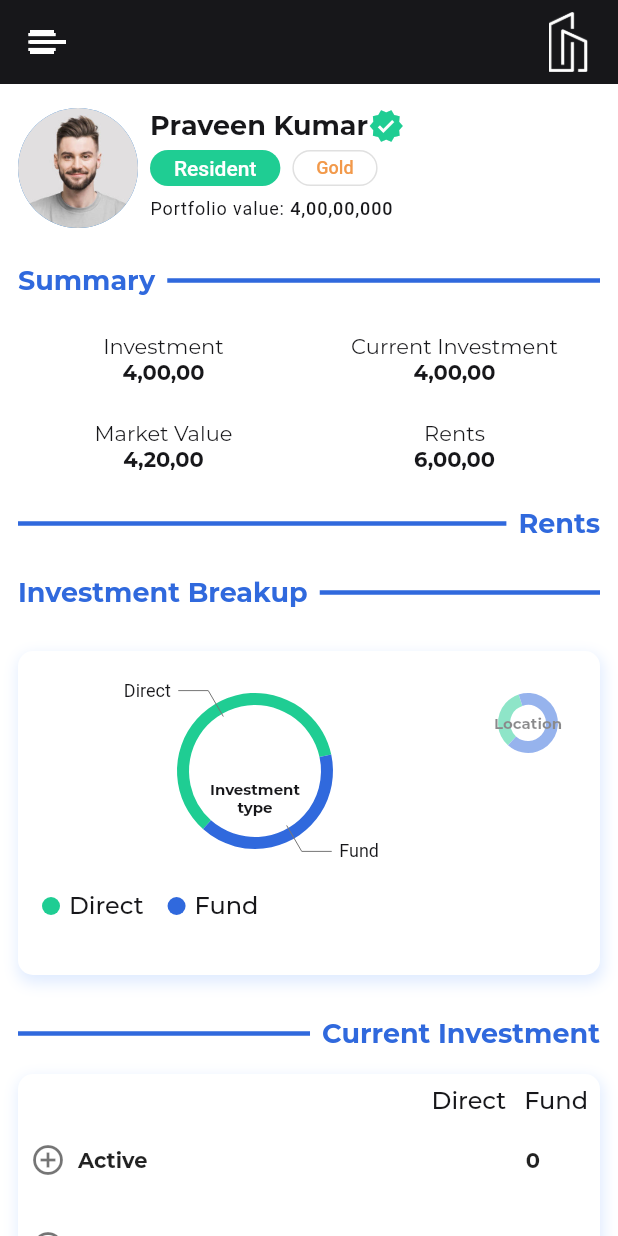
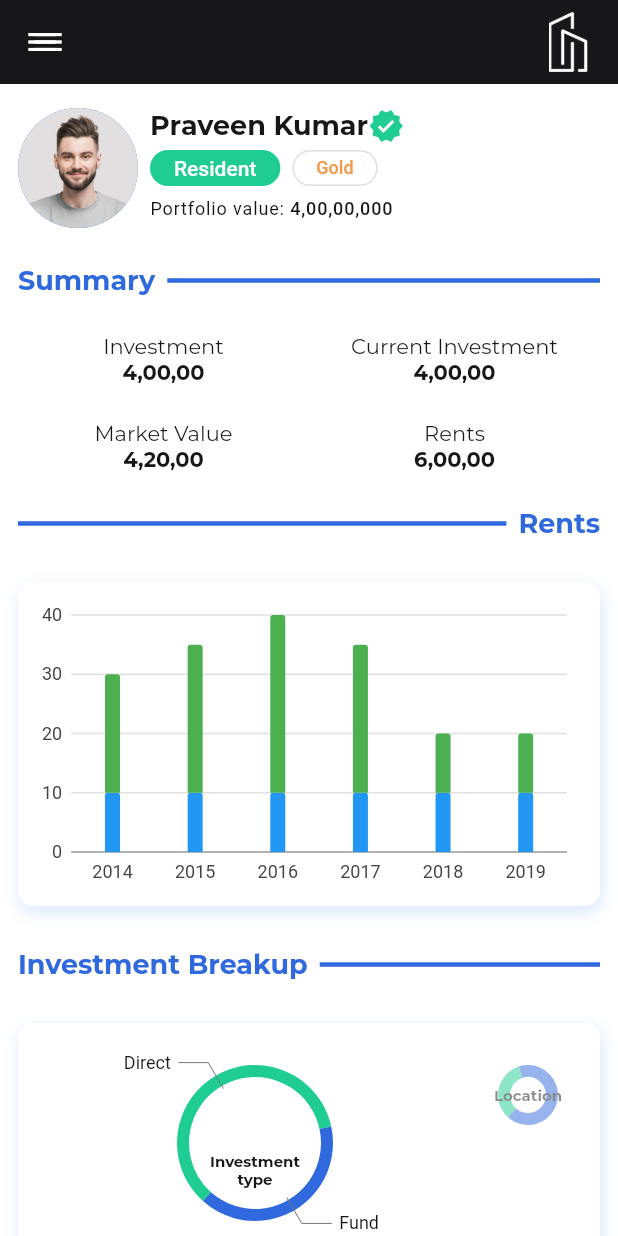
Before and after one commit to da-nish/propery-share-app, a Flutter app: the screen it shows after launch, on a phone screen of 412 x 824 dp. Run offline on Flutter 3.47's test engine with Material 2 defaults, Android fonts, the phone set to English and light mode, and no system bars; our stand-ins replace charts_flutter, flutter_svg, get.

Commit message:
Implement: overview screen

```diff
--- a/lib/app/core/components/app_topbar/app_appbar_home.dart
+++ b/lib/app/core/components/app_topbar/app_appbar_home.dart
@@ -1,7 +1,6 @@
 import 'package:flutter_app/app/core/theme/theme.dart';
 import 'package:flutter_app/app/core/values/app_assets.dart';
 import 'package:flutter/material.dart';
-import 'package:flutter_svg/svg.dart';
 
 class AppTopBarHome extends StatelessWidget implements PreferredSizeWidget {
   // final List<Widget> actions;
@@ -24,12 +23,8 @@ class AppTopBarHome extends StatelessWidget implements PreferredSizeWidget {
             mainAxisAlignment: MainAxisAlignment.spaceBetween,
             children: [
               InkWell(
-                onTap: () => Scaffold.of(context).openDrawer(),
-                child: SvgPicture.asset(
-                  AppAssets.appDrawerIcon,
-                  color: AppColors.white,
-                ),
-              ),
+                  onTap: () => Scaffold.of(context).openDrawer(),
+                  child: const Icon(Icons.menu)),
               Text(title),
               InkWell(
                 onTap: () {
--- a/lib/app/core/components/chart/aqua_arc_chart.dart
+++ b/lib/app/core/components/chart/aqua_arc_chart.dart
@@ -2,7 +2,6 @@ import 'package:charts_flutter/flutter.dart' as charts;
 import 'package:flutter/material.dart';
 import 'package:flutter_app/app/core/dto/chart_model.dart';
 import 'package:flutter_app/app/core/theme/theme.dart';
-import 'package:flutter_app/app/modules/home/presentation/widget/app_switcher.dart';
 
 typedef ChartModel = CommonChartModel;
 
@@ -19,7 +18,8 @@ class AquaArcChart extends StatelessWidget {
   ];
 
   AquaArcChart(this.data,
-      {this.arcWidth = Dimens.grid16,
+      {super.key,
+      this.arcWidth = Dimens.grid16,
       this.displayLabels = true,
       this.title = "",
       this.labelColor = AppColors.dark});
--- a/lib/app/core/components/chart/aqua_stacked_bar_chart.dart
+++ b/lib/app/core/components/chart/aqua_stacked_bar_chart.dart
@@ -1,97 +1,105 @@
-// import 'package:flutter/material.dart';
-// import 'package:charts_flutter/flutter.dart' as charts;
+import 'package:flutter/material.dart';
+import 'package:charts_flutter/flutter.dart' as charts;
 
-// class StackedFillColorBarChart extends StatelessWidget {
-//   final List<charts.Series<PlayerParamsData, String>> seriesList;
-//   final bool animate;
+class StackedFillColorBarChart extends StatelessWidget {
+  final List<charts.Series<PlayerParamsData, String>> seriesList;
+  final bool animate;
 
-//   StackedFillColorBarChart(this.seriesList, {this.animate = true});
+  const StackedFillColorBarChart(this.seriesList,
+      {super.key, this.animate = true});
 
-//   factory StackedFillColorBarChart.withSampleData() {
-//     return StackedFillColorBarChart(
-//       createSampleData(),
-//       // Disable animations for image tests.
-//       animate: false,
-//     );
-//   }
+  factory StackedFillColorBarChart.withSampleData() {
+    return StackedFillColorBarChart(
+      createSampleData(),
+      // Disable animations for image tests.
+      animate: false,
+    );
+  }
 
-//   @override
-//   Widget build(BuildContext context) {
-//     return charts.BarChart(
-//       createSampleData(),
-//       animate: animate,
-//       // Configure a stroke width to enable borders on the bars.
-//       defaultRenderer: charts.BarRendererConfig(
-//           groupingType: charts.BarGroupingType.stacked, strokeWidthPx: 2.0),
-//     );
-//   }
+  @override
+  Widget build(BuildContext context) {
+    return charts.BarChart(
+      createSampleData(),
+      animate: animate,
+      // Configure a stroke width to enable borders on the bars.
+      defaultRenderer: charts.BarRendererConfig(
+          maxBarWidthPx: 10,
+          groupingType: charts.BarGroupingType.stacked,
+          strokeWidthPx: 2.0),
+    );
+  }
 
-//   /// Create series list with multiple series
-//   static List<charts.Series<PlayerParamsData, String>> createSampleData() {
-//     // final desktopSalesData = [
-//     //   PlayerParamsData('2014', 5),
-//     //   PlayerParamsData('2015', 25),
-//     //   PlayerParamsData('2016', 100),
-//     //   PlayerParamsData('2017', 75),
-//     // ];
+  /// Create series list with multiple series
+  static List<charts.Series<PlayerParamsData, String>> createSampleData() {
+    // final desktopSalesData = [
+    //   PlayerParamsData('2014', 5),
+    //   PlayerParamsData('2015', 25),
+    //   PlayerParamsData('2016', 100),
+    //   PlayerParamsData('2017', 75),
+    // ];
 
-//     final filledBars = [
-//       PlayerParamsData('2014', 5),
-//       PlayerParamsData('2015', 5),
-//       PlayerParamsData('2016', 5),
-//       PlayerParamsData('2017', 5),
-//       PlayerParamsData('2018', 5),
-//     ];
+    final filledBars = [
+      PlayerParamsData('2014', 10),
+      PlayerParamsData('2015', 10),
+      PlayerParamsData('2016', 10),
+      PlayerParamsData('2017', 10),
+      PlayerParamsData('2018', 10),
+      PlayerParamsData('2019', 10),
+    ];
 
-//     final hollowBars = [
-//       PlayerParamsData('2014', 20),
-//       PlayerParamsData('2015', 25),
-//       PlayerParamsData('2016', 30),
-//       PlayerParamsData('2017', 25),
-//       PlayerParamsData('2018', 10),
-//     ];
+    final hollowBars = [
+      PlayerParamsData('2014', 20),
+      PlayerParamsData('2015', 25),
+      PlayerParamsData('2016', 30),
+      PlayerParamsData('2017', 25),
+      PlayerParamsData('2018', 10),
+      PlayerParamsData('2019', 10),
+    ];
 
-//     return [
-//       // Blue bars with a lighter center color.
-//       // charts.Series<PlayerParamsData, String>(
-//       //   id: 'Desktop',
-//       //   domainFn: (PlayerParamsData sales, _) => sales.year,
-//       //   measureFn: (PlayerParamsData sales, _) => sales.sales,
-//       //   data: desktopSalesData,
-//       //   colorFn: (_, __) => charts.MaterialPalette.blue.shadeDefault,
-//       //   fillColorFn: (_, __) =>
-//       //       charts.MaterialPalette.blue.shadeDefault.lighter,
-//       // ),
+    return [
+      // Blue bars with a lighter center color.
+      // charts.Series<PlayerParamsData, String>(
+      //   id: 'Desktop',
+      //   domainFn: (PlayerParamsData sales, _) => sales.year,
+      //   measureFn: (PlayerParamsData sales, _) => sales.sales,
+      //   data: desktopSalesData,
+      //   colorFn: (_, __) => charts.MaterialPalette.blue.shadeDefault,
+      //   fillColorFn: (_, __) =>
+      //       charts.MaterialPalette.blue.shadeDefault.lighter,
+      // ),
 
-//       charts.Series<PlayerParamsData, String>(
-//         id: 'filled',
-//         measureFn: (PlayerParamsData sales, _) => sales.sales,
-//         data: filledBars,
-//         colorFn: (data, __) {
-//           if (data.sales >= 5) {
-//             return charts.MaterialPalette.gray.shadeDefault;
-//           }
-//           return charts.MaterialPalette.green.shadeDefault;
-//         },
-//         domainFn: (PlayerParamsData sales, _) => sales.year,
-//       ),
-//       // Hollow green bars.
-//       charts.Series<PlayerParamsData, String>(
-//         id: 'transparent',
-//         domainFn: (PlayerParamsData sales, _) => sales.year,
-//         measureFn: (PlayerParamsData sales, _) => sales.sales,
-//         data: hollowBars,
-//         colorFn: (_, __) => charts.MaterialPalette.transparent,
-//         fillColorFn: (_, __) => charts.MaterialPalette.transparent,
-//       ),
-//     ];
-//   }
-// }
+      charts.Series<PlayerParamsData, String>(
+        id: 'filled',
+        measureFn: (PlayerParamsData sales, _) => sales.sales,
+        data: filledBars,
+        strokeWidthPxFn: (datum, index) => 2,
+        colorFn: (data, __) {
+          if (data.sales >= 5) {
+            return charts.MaterialPalette.blue.shadeDefault;
+          }
+          return charts.MaterialPalette.blue.shadeDefault;
+        },
+        // outsideLabelStyleAccessorFn: (datum, index) => ,
 
-// /// Sample ordinal data type.
-// class PlayerParamsData {
-//   final String year;
-//   final int sales;
+        domainFn: (PlayerParamsData sales, _) => sales.year,
+      ),
+      // Hollow green bars.
+      charts.Series<PlayerParamsData, String>(
+          id: 'transparent',
+          domainFn: (PlayerParamsData sales, _) => sales.year,
+          measureFn: (PlayerParamsData sales, _) => sales.sales,
+          data: hollowBars,
+          radiusPxFn: (datum, index) => 5,
+          colorFn: (_, __) => charts.MaterialPalette.green.shadeDefault,
+          fillColorFn: (_, __) => charts.MaterialPalette.green.shadeDefault),
+    ];
+  }
+}
 
-//   PlayerParamsData(this.year, this.sales);
-// }
+/// Sample ordinal data type.
+class PlayerParamsData {
+  final String year;
+  final int sales;
+
+  PlayerParamsData(this.year, this.sales);
+}
--- a/lib/app/core/components/expanded_tile/app_expandable.dart
+++ b/lib/app/core/components/expanded_tile/app_expandable.dart
@@ -27,10 +27,10 @@ class AppExpandable extends StatefulWidget {
       : super(key: key);
 
   @override
-  _AppExpandableState createState() => _AppExpandableState();
+  AppExpandableState createState() => AppExpandableState();
 }
 
-class _AppExpandableState extends State<AppExpandable> {
+class AppExpandableState extends State<AppExpandable> {
   bool expanded = false;
 
   @override
--- a/lib/app/core/routes/app_pages.dart
+++ b/lib/app/core/routes/app_pages.dart
@@ -5,7 +5,7 @@ import 'package:get/get.dart';
 part 'app_routes.dart';
 
 class AppPages {
-  static const INITIAL = Routes.home;
+  static const initial = Routes.home;
 
   static final routes = [
     GetPage<MaterialPageRoute>(
--- a/lib/app/core/theme/app_theme.dart
+++ b/lib/app/core/theme/app_theme.dart
@@ -1,6 +1,5 @@
 import 'package:flutter_app/app/core/theme/theme.dart';
 import 'package:flutter/material.dart';
-import 'package:get/get.dart';
 
 class AppTheme {
   static final defaultTheme = ThemeData(
--- a/lib/app/modules/home/controller/home_controller.dart
+++ b/lib/app/modules/home/controller/home_controller.dart
@@ -1,5 +1,3 @@
-import 'package:get/get.dart';
-
 class HomeController {
   void navigateCreateTeam() {
     // Get.toNamed(Routes.createTeam.name, id: 1);
--- a/lib/app/modules/home/presentation/home_screen.dart
+++ b/lib/app/modules/home/presentation/home_screen.dart
@@ -1,22 +1,23 @@
 import 'package:flutter_app/app/core/components/app_drawer/app_appdrawer.dart';
 import 'package:flutter_app/app/core/components/app_topbar/app_appbar_home.dart';
 import 'package:flutter_app/app/core/components/chart/aqua_arc_chart.dart';
+import 'package:flutter_app/app/core/components/chart/aqua_stacked_bar_chart.dart';
 import 'package:flutter_app/app/core/components/expanded_tile/app_expandable.dart';
 import 'package:flutter_app/app/core/components/expanded_tile/app_expandable_style.dart';
 import 'package:flutter_app/app/core/dto/chart_model.dart';
 import 'package:flutter_app/app/core/theme/theme.dart';
-import 'package:flutter_app/app/core/values/app_assets.dart';
 import 'package:flutter_app/app/modules/home/controller/home_controller.dart';
 import 'package:flutter/material.dart';
 import 'package:flutter_app/app/modules/home/presentation/widget/app_container.dart';
-import 'package:flutter_app/app/modules/home/presentation/widget/app_switcher.dart';
 import 'package:flutter_app/app/modules/home/presentation/widget/property_card.dart';
 import 'package:flutter_app/app/modules/home/presentation/widget/section_title.dart';
+import 'package:flutter_app/app/modules/home/presentation/widget/swicher.dart';
 import 'package:flutter_app/app/modules/home/presentation/widget/user_card.dart';
 import 'package:get/get.dart';
-import '../../../../generated/l10n.dart';
 
 enum OrderType { stop, limit, market }
+
+enum InvestType { direct, fund }
 
 class HomeScreen extends GetView<HomeController> {
   const HomeScreen({super.key});
@@ -113,6 +114,12 @@ class HomeScreen extends GetView<HomeController> {
             ),
 
             const SizedBox(height: 24),
+            const AppContainer(
+              child: SizedBox(height: 200, child: StackedFillColorBarChart([])),
+            ),
+
+            const SizedBox(height: 24),
+
             const SectionTitle(
               title: "Investment Breakup",
             ),
@@ -186,9 +193,7 @@ class HomeScreen extends GetView<HomeController> {
                 Row(
                   children: const [
                     Spacer(),
-                    Text("Direct"),
-                    SizedBox(width: 12),
-                    Text("Fund"),
+                    AppSwitcher(InvestType.direct),
                   ],
                 ),
                 AppExpandable(
@@ -240,7 +245,8 @@ class HomeScreen extends GetView<HomeController> {
                   ],
                 )
               ],
-            ))
+            )),
+            const SizedBox(height: 40)
           ]),
     );
   }
--- a/lib/app/modules/home/presentation/widget/app_switcher.dart
+++ /dev/null
@@ -1,103 +0,0 @@
-import 'package:flutter/material.dart';
-import 'package:flutter/material.dart';
-import 'package:flutter_app/app/core/theme/theme.dart';
-
-class AppSwitcher<T> extends StatefulWidget {
-  final AppSwitcherStyle _style;
-  final Pair<T, String> leftOption;
-  final Pair<T, String> rightOption;
-  final String infoLeft;
-  final String infoRight;
-  final T value;
-  final Function(T) optionCallback;
-
-  AppSwitcher(this._style, this.leftOption, this.rightOption, this.value,
-      this.optionCallback,
-      {this.infoLeft = "", this.infoRight = ""});
-
-  @override
-  State<AppSwitcher> createState() => _AppSwitcherState<T>();
-}
-
-class _AppSwitcherState<T> extends State<AppSwitcher> {
-  @override
-  Widget build(BuildContext context) {
-    return Container(
-      child: InkWell(
-          onTap: () {
-            widget.optionCallback((widget.value == widget.leftOption.first)
-                ? widget.rightOption.first
-                : widget.leftOption.first);
-          },
-          child: Container(
-            height: widget._style.height,
-            width: widget._style.width,
-            decoration: BoxDecoration(
-                borderRadius:
-                    BorderRadius.all(Radius.circular(widget._style.height / 2)),
-                color: widget._style.backgroundColor),
-            child: Stack(
-              children: [
-                AnimatedPositioned(
-                    duration: widget._style.animationDuration,
-                    top: (widget._style.height - widget._style.trackHeight) / 2,
-                    left: (widget.value == widget.leftOption.first)
-                        ? (widget._style.height - widget._style.trackHeight) / 2
-                        : (widget._style.width - widget._style.trackHeight) -
-                            (widget._style.height - widget._style.trackHeight) /
-                                2,
-                    child: AnimatedContainer(
-                        duration: widget._style.animationDuration,
-                        width: widget._style.trackHeight,
-                        height: widget._style.trackHeight,
-                        decoration: BoxDecoration(
-                            borderRadius: BorderRadius.all(
-                                Radius.circular(widget._style.trackHeight / 2)),
-                            color: (widget.value == widget.leftOption.first)
-                                ? widget._style.leftColor
-                                : widget._style.rightColor)))
-              ],
-            ),
-          )),
-    );
-  }
-}
-
-class AppSwitcherStyle {
-  final double margins;
-  final double height;
-  final double trackHeight;
-  final double width;
-  final Color backgroundColor;
-  final Duration animationDuration;
-  final TextStyle captionTextStyle;
-  final Color leftColor;
-  final Color rightColor;
-  final Color inactive;
-  AppSwitcherStyle.fromThemeWithTradeTypesMakeup(ThemeData theme)
-      : backgroundColor = AppColors.darkGrey,
-        animationDuration = Dimens.durationS,
-        margins = Dimens.grid16,
-        height = Dimens.switchHeight + 10,
-        width = Dimens.switchWidth + 20,
-        trackHeight = Dimens.switchTrackHeight + 10,
-        leftColor = AppColors.activeGreen,
-        rightColor = AppColors.activeBlue,
-        inactive = AppColors.grey,
-        captionTextStyle = AppTextStyle.h3Bold(color: AppColors.textGrey);
-}
-
-class Pair<T, F> {
-  final T first;
-  final F second;
-
-  Pair(this.first, this.second);
-}
-
-class Triple<T, F, K> {
-  final T first;
-  final F second;
-  final K third;
-
-  Triple(this.first, this.second, this.third);
-}
--- a/lib/app/modules/home/presentation/widget/user_card.dart
+++ b/lib/app/modules/home/presentation/widget/user_card.dart
@@ -33,7 +33,7 @@ class UserCard extends StatelessWidget {
               )
             ],
           ),
-          Container(
+          SizedBox(
             height: 32,
             // color: AppColors.activeBlue,
             child: Row(
@@ -56,14 +56,6 @@ class UserCard extends StatelessWidget {
                 ),
                 OutlinedButton(
                   onPressed: () {},
-                  child: Row(
-                    children: [
-                      Text(
-                        "Gold",
-                        style: AppTextStyle.h6Medium(color: AppColors.yellow1),
-                      ),
-                    ],
-                  ),
                   style: ButtonStyle(
                     minimumSize: MaterialStateProperty.all(const Size(40, 24)),
                     elevation: MaterialStateProperty.all(0),
@@ -73,6 +65,14 @@ class UserCard extends StatelessWidget {
                           side: const BorderSide(
                               color: AppColors.yellow1, width: 2)),
                     ),
+                  ),
+                  child: Row(
+                    children: [
+                      Text(
+                        "Gold",
+                        style: AppTextStyle.h6Medium(color: AppColors.yellow1),
+                      ),
+                    ],
                   ),
                 ),
               ],
--- a/lib/application.dart
+++ b/lib/application.dart
@@ -22,7 +22,7 @@ class Application extends StatelessWidget {
         GlobalCupertinoLocalizations.delegate,
       ],
       getPages: AppPages.routes,
-      initialRoute: AppPages.INITIAL.name,
+      initialRoute: AppPages.initial.name,
       initialBinding: InitialBinding(),
       supportedLocales: S.delegate.supportedLocales,
     );
--- a/pubspec.yaml
+++ b/pubspec.yaml
@@ -47,6 +47,7 @@ dependencies:
   syncfusion_flutter_charts: ^20.2.40
   dio: ^4.0.4
   pretty_dio_logger: ^1.1.1
+  animated_toggle_switch: ^0.6.2
 
 dev_dependencies:
   flutter_test:
```
Also changed, not shown: lib/app/core/components/app_drawer/app_appdrawer.dart (+10 -24 lines), lib/app/core/components/chart/bar_chart.dart (added, +116 -0 lines), lib/app/modules/home/presentation/widget/property_card.dart (+13 -20 lines), lib/app/modules/home/presentation/widget/swicher.dart (added, +62 -0 lines), pubspec.lock.
